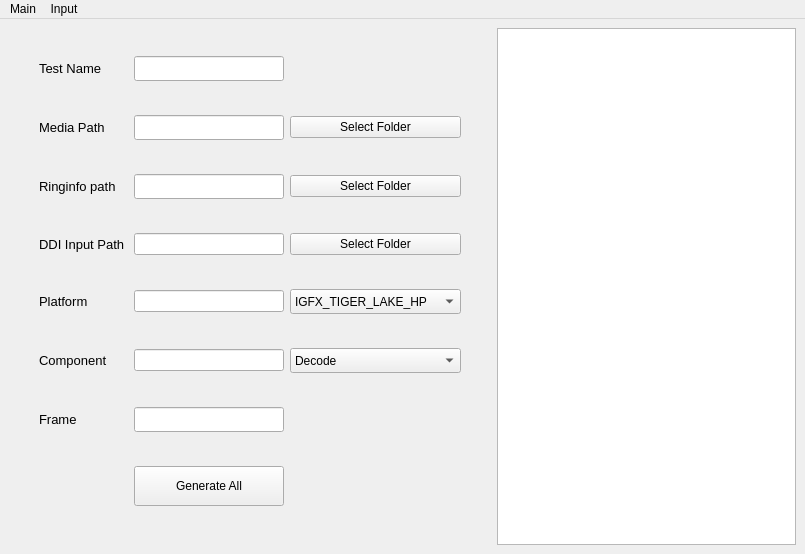
First picture: the form in Client/command_validator_app/ui/mainwindow.ui, repository SJTU-Applemin/AutoULTGen, before the edit.
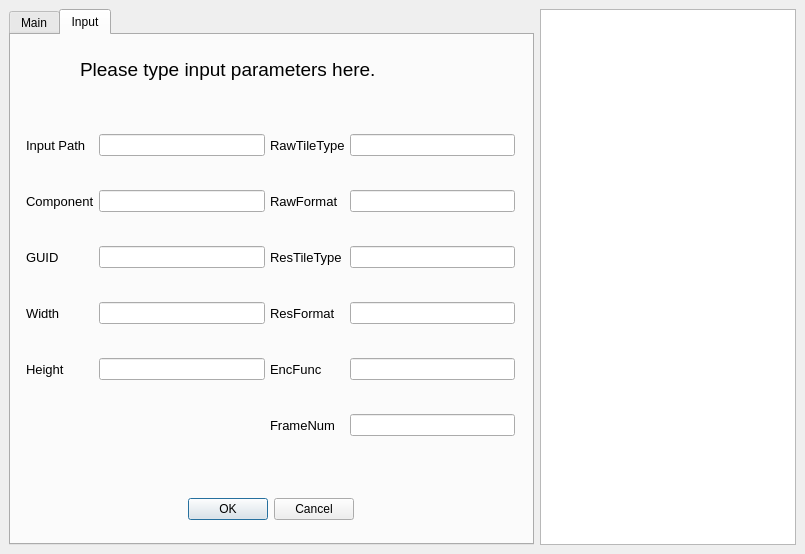
Second picture: the form after the edit. The open tabs and pages were chosen to show the change.

What changed in the file:
```diff
--- a/Client/command_validator_app/ui/mainwindow.ui
+++ b/Client/command_validator_app/ui/mainwindow.ui
@@ -28,9 +28,24 @@
    </property>
    <layout class="QHBoxLayout" name="horizontalLayout_2">
     <item>
-     <layout class="QHBoxLayout" name="horizontalLayout" stretch="0,0,1">
-      <item>
-       <layout class="QGridLayout" name="gridLayout" rowstretch="0,0,0,0,0,0,0,0,0">
+     <widget class="QTabWidget" name="tabWidget">
+      <property name="currentIndex">
+       <number>0</number>
+      </property>
+      <widget class="QWidget" name="Main">
+       <attribute name="title">
+        <string>Main</string>
+       </attribute>
+       <widget class="QWidget" name="layoutWidget">
+        <property name="geometry">
+         <rect>
+          <x>0</x>
+          <y>16</y>
+          <width>507</width>
+          <height>471</height>
+         </rect>
+        </property>
+        <layout class="QGridLayout" name="gridLayout" rowstretch="0,0,0,0,0,0,0,0">
         <property name="sizeConstraint">
          <enum>QLayout::SetDefaultConstraint</enum>
         </property>
@@ -593,51 +608,272 @@
          </widget>
         </item>
        </layout>
-      </item>
-      <item>
-       <layout class="QGridLayout" name="gridLayout_2"/>
-      </item>
-      <item>
-       <widget class="QTextBrowser" name="logBrowser">
-        <property name="sizePolicy">
-         <sizepolicy hsizetype="Expanding" vsizetype="Expanding">
-          <horstretch>0</horstretch>
-          <verstretch>0</verstretch>
-         </sizepolicy>
-        </property>
-        <property name="baseSize">
-         <size>
-          <width>60</width>
-          <height>500</height>
-         </size>
-        </property>
        </widget>
-      </item>
-     </layout>
-    </item>
-   </layout>
-  </widget>
-  <widget class="QMenuBar" name="menuBar">
-   <property name="geometry">
-    <rect>
-     <x>0</x>
-     <y>0</y>
-     <width>805</width>
-     <height>26</height>
-    </rect>
-   </property>
-   <widget class="QMenu" name="menuMain">
-    <property name="title">
-     <string>Main</string>
-    </property>
-   </widget>
-   <widget class="QMenu" name="menuInput">
-    <property name="title">
+      </widget>
+      <widget class="QWidget" name="Input">
+       <attribute name="title">
      <string>Input</string>
-    </property>
-   </widget>
-   <addaction name="menuMain"/>
-   <addaction name="menuInput"/>
+       </attribute>
+       <widget class="QLabel" name="label_6">
+        <property name="geometry">
+         <rect>
+          <x>69</x>
+          <y>19</y>
+          <width>371</width>
+          <height>31</height>
+         </rect>
+        </property>
+        <property name="font">
+         <font>
+          <family>MS UI Gothic</family>
+          <pointsize>14</pointsize>
+          <weight>50</weight>
+          <italic>false</italic>
+          <bold>false</bold>
+         </font>
+        </property>
+        <property name="text">
+         <string>Please type input parameters here.</string>
+        </property>
+       </widget>
+       <widget class="QWidget" name="layoutWidget">
+        <property name="geometry">
+         <rect>
+          <x>10</x>
+          <y>70</y>
+          <width>499</width>
+          <height>369</height>
+         </rect>
+        </property>
+        <layout class="QGridLayout" name="gridLayout_2">
+         <property name="sizeConstraint">
+          <enum>QLayout::SetNoConstraint</enum>
+         </property>
+         <property name="leftMargin">
+          <number>5</number>
+         </property>
+         <property name="topMargin">
+          <number>0</number>
+         </property>
+         <property name="rightMargin">
+          <number>5</number>
+         </property>
+         <property name="bottomMargin">
+          <number>5</number>
+         </property>
+         <property name="spacing">
+          <number>5</number>
+         </property>
+         <item row="7" column="0">
+          <widget class="QLabel" name="Height">
+           <property name="font">
+            <font>
+             <pointsize>10</pointsize>
+            </font>
+           </property>
+           <property name="text">
+            <string>Height</string>
+           </property>
+          </widget>
+         </item>
+         <item row="1" column="4">
+          <widget class="QLineEdit" name="RawTileType_input"/>
+         </item>
+         <item row="5" column="0">
+          <widget class="QLabel" name="Width">
+           <property name="font">
+            <font>
+             <pointsize>10</pointsize>
+            </font>
+           </property>
+           <property name="text">
+            <string>Width</string>
+           </property>
+          </widget>
+         </item>
+         <item row="4" column="0">
+          <widget class="QLabel" name="GUID">
+           <property name="font">
+            <font>
+             <pointsize>10</pointsize>
+            </font>
+           </property>
+           <property name="text">
+            <string>GUID</string>
+           </property>
+          </widget>
+         </item>
+         <item row="4" column="3">
+          <widget class="QLabel" name="ResTileType">
+           <property name="font">
+            <font>
+             <pointsize>10</pointsize>
+            </font>
+           </property>
+           <property name="text">
+            <string>ResTileType</string>
+           </property>
+          </widget>
+         </item>
+         <item row="7" column="3">
+          <widget class="QLabel" name="EncFunc">
+           <property name="font">
+            <font>
+             <pointsize>10</pointsize>
+            </font>
+           </property>
+           <property name="text">
+            <string>EncFunc</string>
+           </property>
+          </widget>
+         </item>
+         <item row="7" column="2">
+          <widget class="QLineEdit" name="Height_input"/>
+         </item>
+         <item row="7" column="4">
+          <widget class="QLineEdit" name="EncFunc_input"/>
+         </item>
+         <item row="4" column="4">
+          <widget class="QLineEdit" name="ResTileType_input">
+           <property name="text">
+            <string/>
+           </property>
+          </widget>
+         </item>
+         <item row="5" column="4">
+          <widget class="QLineEdit" name="ResFormat_input"/>
+         </item>
+         <item row="1" column="0">
+          <widget class="QLabel" name="InputPath">
+           <property name="font">
+            <font>
+             <pointsize>10</pointsize>
+            </font>
+           </property>
+           <property name="text">
+            <string>Input Path</string>
+           </property>
+          </widget>
+         </item>
+         <item row="3" column="4">
+          <widget class="QLineEdit" name="RawFormat_input"/>
+         </item>
+         <item row="5" column="3">
+          <widget class="QLabel" name="ResFormat">
+           <property name="font">
+            <font>
+             <pointsize>10</pointsize>
+            </font>
+           </property>
+           <property name="text">
+            <string>ResFormat</string>
+           </property>
+          </widget>
+         </item>
+         <item row="3" column="2">
+          <widget class="QLineEdit" name="Component_input">
+           <property name="readOnly">
+            <bool>false</bool>
+           </property>
+          </widget>
+         </item>
+         <item row="3" column="3">
+          <widget class="QLabel" name="RawFormat">
+           <property name="font">
+            <font>
+             <pointsize>10</pointsize>
+            </font>
+           </property>
+           <property name="text">
+            <string>RawFormat</string>
+           </property>
+          </widget>
+         </item>
+         <item row="8" column="4">
+          <widget class="QLineEdit" name="FrameNum_input"/>
+         </item>
+         <item row="1" column="3">
+          <widget class="QLabel" name="RawTileType">
+           <property name="font">
+            <font>
+             <pointsize>10</pointsize>
+            </font>
+           </property>
+           <property name="text">
+            <string>RawTileType</string>
+           </property>
+          </widget>
+         </item>
+         <item row="4" column="2">
+          <widget class="QLineEdit" name="GUID_input">
+           <property name="text">
+            <string/>
+           </property>
+          </widget>
+         </item>
+         <item row="8" column="3">
+          <widget class="QLabel" name="FrameNum">
+           <property name="font">
+            <font>
+             <pointsize>10</pointsize>
+            </font>
+           </property>
+           <property name="text">
+            <string>FrameNum</string>
+           </property>
+          </widget>
+         </item>
+         <item row="3" column="0">
+          <widget class="QLabel" name="Component">
+           <property name="font">
+            <font>
+             <pointsize>10</pointsize>
+            </font>
+           </property>
+           <property name="text">
+            <string>Component</string>
+           </property>
+          </widget>
+         </item>
+         <item row="1" column="2">
+          <widget class="QLineEdit" name="InputPathText">
+           <property name="readOnly">
+            <bool>false</bool>
+           </property>
+          </widget>
+         </item>
+         <item row="5" column="2">
+          <widget class="QLineEdit" name="Width_input"/>
+         </item>
+        </layout>
+       </widget>
+       <widget class="QDialogButtonBox" name="buttonBox">
+        <property name="geometry">
+         <rect>
+          <x>150</x>
+          <y>460</y>
+          <width>193</width>
+          <height>28</height>
+         </rect>
+        </property>
+        <property name="standardButtons">
+         <set>QDialogButtonBox::Cancel|QDialogButtonBox::Ok</set>
+        </property>
+       </widget>
+      </widget>
+     </widget>
+    </item>
+    <item alignment="Qt::AlignRight">
+     <widget class="QTextBrowser" name="logBrowser">
+      <property name="sizePolicy">
+       <sizepolicy hsizetype="Fixed" vsizetype="Expanding">
+        <horstretch>0</horstretch>
+        <verstretch>0</verstretch>
+       </sizepolicy>
+      </property>
+     </widget>
+    </item>
+   </layout>
   </widget>
  </widget>
  <resources/>
```
Lines whose indentation alone changed are shown as unchanged.
